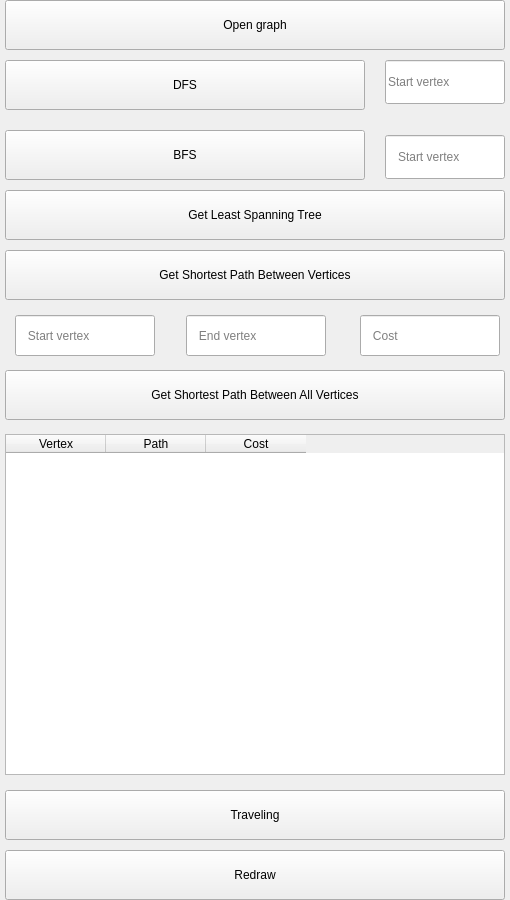
The window that applications/graphical_interface/ui/interaction_panel.ui (amzdll/SimpleNavigator) describes before a commit, drawn with Qt 5.
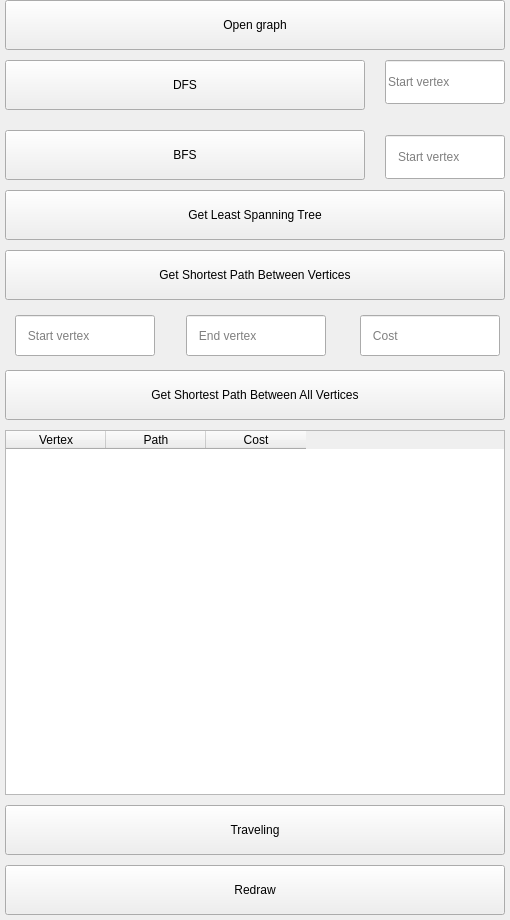
The same window after the commit.

Patch:
```diff
--- a/applications/graphical_interface/ui/interaction_panel.ui
+++ b/applications/graphical_interface/ui/interaction_panel.ui
@@ -7,7 +7,7 @@
     <x>0</x>
     <y>0</y>
     <width>510</width>
-    <height>900</height>
+    <height>920</height>
    </rect>
   </property>
   <property name="windowTitle">
@@ -39,7 +39,7 @@
    <property name="geometry">
     <rect>
      <x>5</x>
-     <y>850</y>
+     <y>865</y>
      <width>500</width>
      <height>50</height>
     </rect>
@@ -153,7 +153,7 @@
    <property name="geometry">
     <rect>
      <x>5</x>
-     <y>790</y>
+     <y>805</y>
      <width>500</width>
      <height>50</height>
     </rect>
@@ -191,9 +191,9 @@
    <property name="geometry">
     <rect>
      <x>5</x>
-     <y>434</y>
+     <y>430</y>
      <width>500</width>
-     <height>341</height>
+     <height>365</height>
     </rect>
    </property>
    <property name="styleSheet">
```
